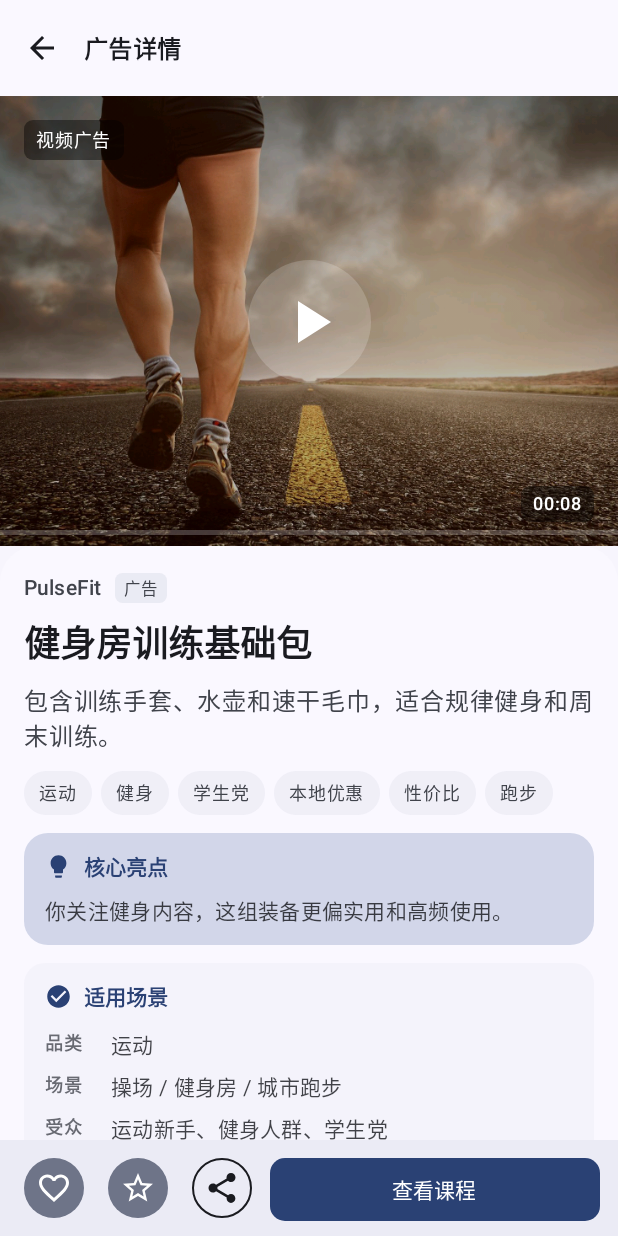
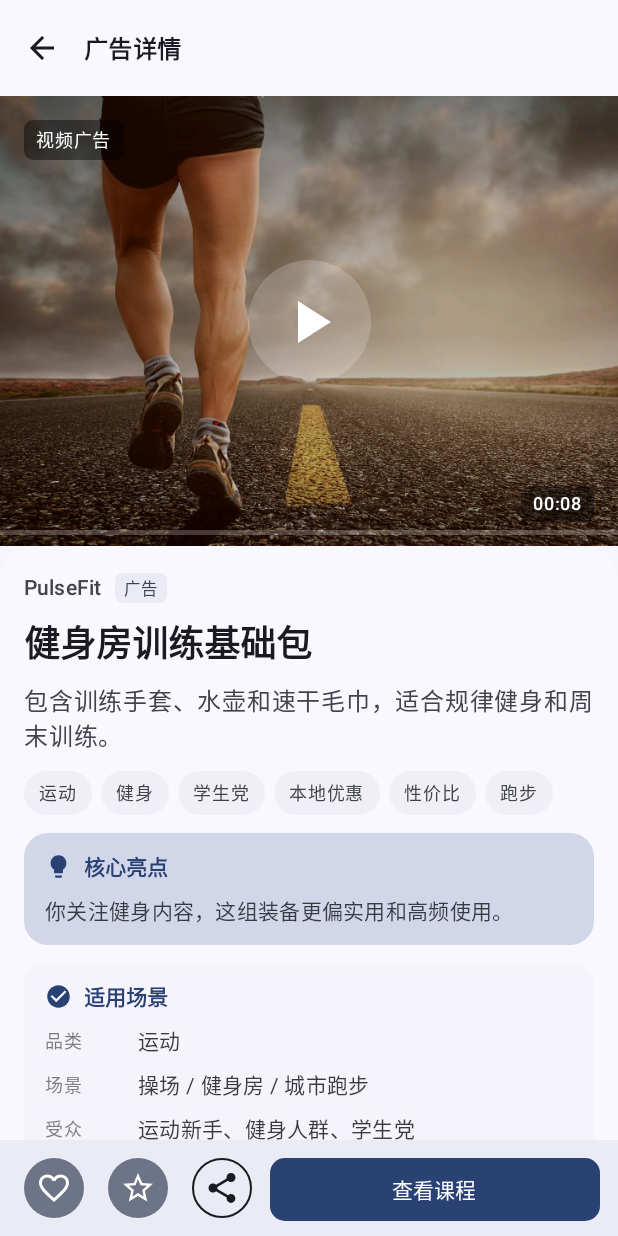
Before and after one commit to yyjeqhc/MyApplication, an Android app built with Jetpack Compose: the screen it shows after launch (MainActivity), after a tap on "视频广告", on a phone screen of 412 x 824 dp. Run offline under Robolectric (Android 15) with nearby library versions, the light colour scheme and no system bars; 3 other taps on this screen came first.

Commit message:
Refine detail scene info alignment

```diff
--- a/app/src/main/java/com/example/myapplication/ui/detail/AdDetailScreen.kt
+++ b/app/src/main/java/com/example/myapplication/ui/detail/AdDetailScreen.kt
@@ -425,7 +425,7 @@ private fun AiInsightSection(
 ) {
     Surface(
         modifier = modifier.fillMaxWidth(),
-        color = MaterialTheme.colorScheme.surfaceVariant.copy(alpha = 0.24f),
+        color = MaterialTheme.colorScheme.surfaceVariant.copy(alpha = 0.20f),
         contentColor = MaterialTheme.colorScheme.onSurface,
         shape = RoundedCornerShape(14.dp),
         tonalElevation = 0.dp
@@ -453,15 +453,20 @@ private fun AiInsightSection(
 
             Spacer(modifier = Modifier.height(8.dp))
 
-            InsightRow(label = "品类", value = ad.category)
-            InsightRow(label = "场景", value = ad.scene)
-            InsightRow(label = audienceLabel, value = ad.targetAudience)
+            Column(
+                modifier = Modifier.fillMaxWidth(),
+                verticalArrangement = Arrangement.spacedBy(7.dp)
+            ) {
+                DetailInfoRow(label = "品类", value = ad.category)
+                DetailInfoRow(label = "场景", value = ad.scene)
+                DetailInfoRow(label = audienceLabel, value = ad.targetAudience)
+            }
         }
     }
 }
 
 @Composable
-private fun InsightRow(
+private fun DetailInfoRow(
     label: String,
     value: String,
     modifier: Modifier = Modifier
@@ -470,22 +475,23 @@ private fun InsightRow(
 
     Row(
         modifier = modifier
-            .fillMaxWidth()
-            .padding(vertical = 3.dp),
+            .fillMaxWidth(),
         verticalAlignment = Alignment.Top
     ) {
         Text(
             text = label,
             style = MaterialTheme.typography.labelMedium,
-            color = MaterialTheme.colorScheme.onSurfaceVariant.copy(alpha = 0.78f),
-            fontWeight = FontWeight.SemiBold,
-            modifier = Modifier.width(44.dp)
+            color = MaterialTheme.colorScheme.onSurfaceVariant.copy(alpha = 0.68f),
+            fontWeight = FontWeight.Medium,
+            lineHeight = 22.sp,
+            modifier = Modifier.width(52.dp)
         )
+        Spacer(modifier = Modifier.width(10.dp))
         Text(
             text = value,
             style = MaterialTheme.typography.bodyMedium,
-            color = MaterialTheme.colorScheme.onSurface.copy(alpha = 0.82f),
-            lineHeight = 21.sp,
+            color = MaterialTheme.colorScheme.onSurface.copy(alpha = 0.86f),
+            lineHeight = 22.sp,
             modifier = Modifier.weight(1f)
         )
     }
```
Also changed, not shown: 1 other file.
